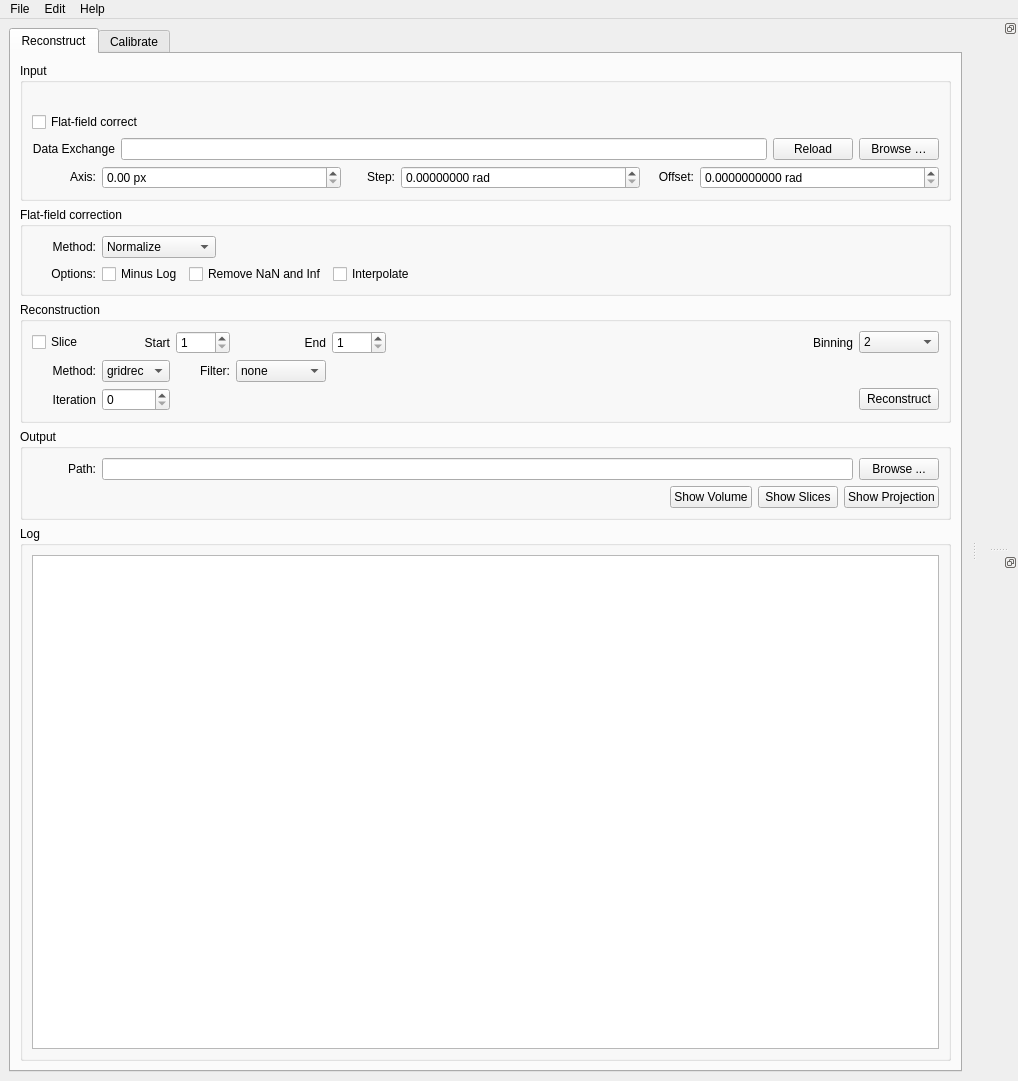
Old version of the form tomopyui/gui.ui in the repository tomography/tomopy-gui.
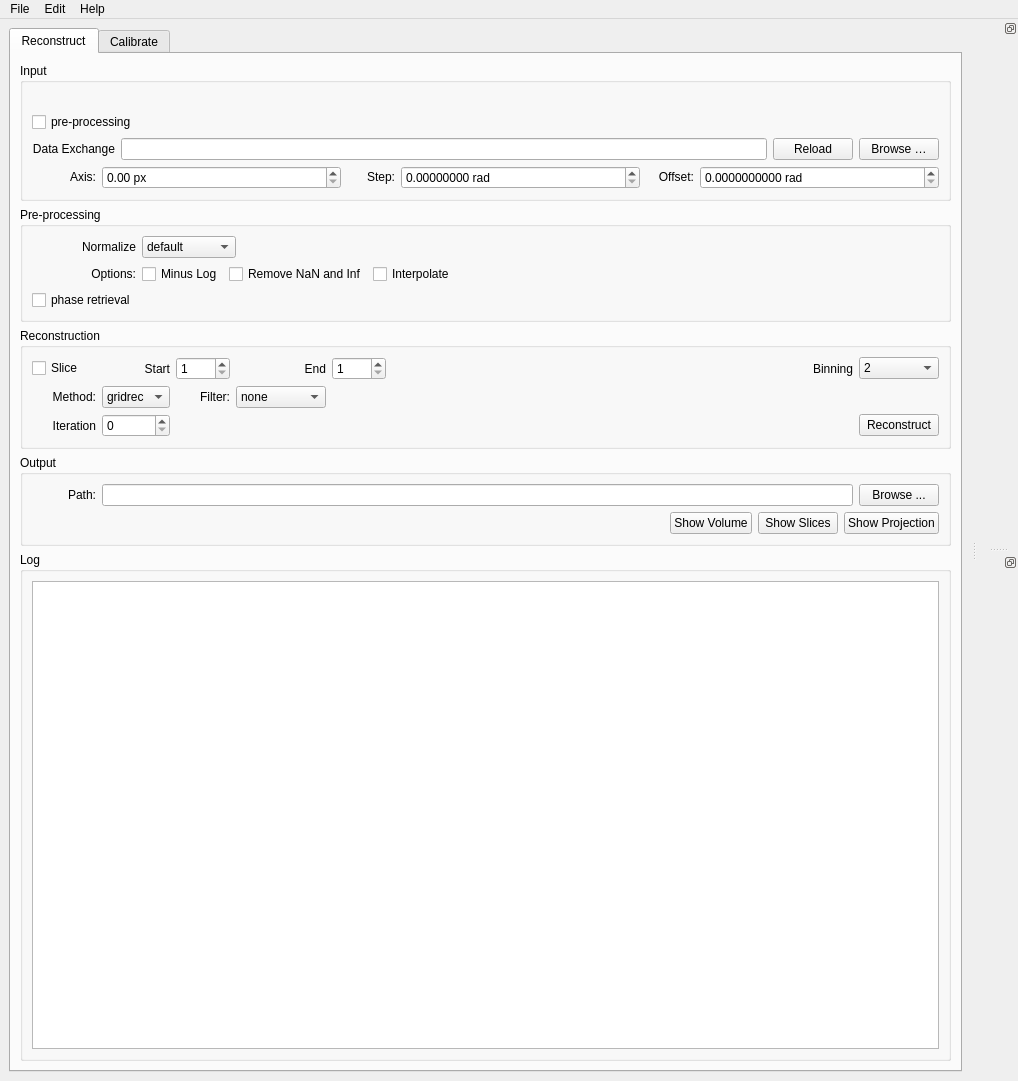
New version of the form. The open tabs and pages were chosen to show the change.

Commit message: adding pre-processing support

```diff
--- a/tomopyui/gui.ui
+++ b/tomopyui/gui.ui
@@ -84,22 +84,6 @@
           <layout class="QVBoxLayout" name="verticalLayout_7">
            <item>
             <layout class="QGridLayout" name="gridLayout_4">
-             <item row="1" column="0">
-              <widget class="QCheckBox" name="ffc_box">
-               <property name="sizePolicy">
-                <sizepolicy hsizetype="Fixed" vsizetype="Fixed">
-                 <horstretch>0</horstretch>
-                 <verstretch>0</verstretch>
-                </sizepolicy>
-               </property>
-               <property name="toolTip">
-                <string notr="true"/>
-               </property>
-               <property name="text">
-                <string>Flat-field correct</string>
-               </property>
-              </widget>
-             </item>
              <item row="0" column="5">
               <spacer name="horizontalSpacer_2">
                <property name="orientation">
@@ -113,6 +97,22 @@
                </property>
               </spacer>
              </item>
+             <item row="1" column="0">
+              <widget class="QCheckBox" name="pre_processing_box">
+               <property name="sizePolicy">
+                <sizepolicy hsizetype="Fixed" vsizetype="Fixed">
+                 <horstretch>0</horstretch>
+                 <verstretch>0</verstretch>
+                </sizepolicy>
+               </property>
+               <property name="toolTip">
+                <string notr="true"/>
+               </property>
+               <property name="text">
+                <string>pre-processing</string>
+               </property>
+              </widget>
+             </item>
             </layout>
            </item>
            <item>
@@ -343,7 +343,7 @@
            </sizepolicy>
           </property>
           <property name="title">
-           <string>Flat-field correction</string>
+           <string>Pre-processing</string>
           </property>
           <layout class="QVBoxLayout" name="verticalLayout_5">
            <item>
@@ -392,39 +392,6 @@
                </item>
               </layout>
              </item>
-             <item row="0" column="1">
-              <widget class="QComboBox" name="ffc_options">
-               <property name="enabled">
-                <bool>true</bool>
-               </property>
-               <property name="sizePolicy">
-                <sizepolicy hsizetype="Fixed" vsizetype="Fixed">
-                 <horstretch>0</horstretch>
-                 <verstretch>0</verstretch>
-                </sizepolicy>
-               </property>
-               <item>
-                <property name="text">
-                 <string>Normalize</string>
-                </property>
-               </item>
-               <item>
-                <property name="text">
-                 <string>Normalize_BG</string>
-                </property>
-               </item>
-               <item>
-                <property name="text">
-                 <string>Normalize_NF</string>
-                </property>
-               </item>
-               <item>
-                <property name="text">
-                 <string>Normalize_ROI</string>
-                </property>
-               </item>
-              </widget>
-             </item>
              <item row="1" column="0">
               <widget class="QLabel" name="label_3">
                <property name="minimumSize">
@@ -450,13 +417,48 @@
                 </size>
                </property>
                <property name="text">
-                <string>Method:</string>
+                <string>Normalize</string>
                </property>
                <property name="alignment">
                 <set>Qt::AlignRight|Qt::AlignTrailing|Qt::AlignVCenter</set>
                </property>
               </widget>
              </item>
+             <item row="0" column="1">
+              <widget class="QComboBox" name="ffc_options_box">
+               <property name="enabled">
+                <bool>true</bool>
+               </property>
+               <property name="sizePolicy">
+                <sizepolicy hsizetype="Fixed" vsizetype="Fixed">
+                 <horstretch>0</horstretch>
+                 <verstretch>0</verstretch>
+                </sizepolicy>
+               </property>
+               <item>
+                <property name="text">
+                 <string>default</string>
+                </property>
+               </item>
+               <item>
+                <property name="text">
+                 <string>background</string>
+                </property>
+               </item>
+               <item>
+                <property name="text">
+                 <string>roi</string>
+                </property>
+               </item>
+              </widget>
+             </item>
+             <item row="2" column="0">
+              <widget class="QCheckBox" name="phase_correction_box">
+               <property name="text">
+                <string>phase retrieval</string>
+               </property>
+              </widget>
+             </item>
             </layout>
            </item>
           </layout>
@@ -967,6 +969,13 @@
                  </property>
                 </widget>
                </item>
+               <item row="1" column="1">
+                <widget class="QCheckBox" name="ffc_box">
+                 <property name="text">
+                  <string>Flat-field corrected</string>
+                 </property>
+                </widget>
+               </item>
               </layout>
              </item>
             </layout>
```
Left out of the diff: 2 changed lines with no effect on the pictures. The commit also changes 3 other files.
